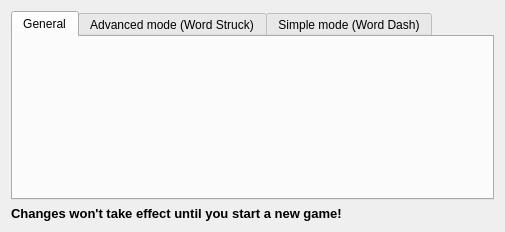
First picture: the form in screenplay/wordgrids/preferences.ui, repository domino14/aerolithdesktop, before the edit.
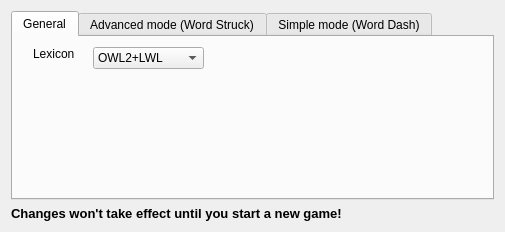
Second picture: the form after the edit.

Commit message: adding auto-scrolling for Dash, multiple lexicon support.

What changed in the file:
```diff
--- a/screenplay/wordgrids/preferences.ui
+++ b/screenplay/wordgrids/preferences.ui
@@ -34,6 +34,49 @@
       <attribute name="title">
        <string>General</string>
       </attribute>
+      <widget class="QComboBox" name="comboBoxLexicon">
+       <property name="geometry">
+        <rect>
+         <x>80</x>
+         <y>10</y>
+         <width>111</width>
+         <height>22</height>
+        </rect>
+       </property>
+       <item>
+        <property name="text">
+         <string>OWL2+LWL</string>
+        </property>
+       </item>
+       <item>
+        <property name="text">
+         <string>OSPD4</string>
+        </property>
+       </item>
+       <item>
+        <property name="text">
+         <string>CSW</string>
+        </property>
+       </item>
+       <item>
+        <property name="text">
+         <string>FISE</string>
+        </property>
+       </item>
+      </widget>
+      <widget class="QLabel" name="label_2">
+       <property name="geometry">
+        <rect>
+         <x>20</x>
+         <y>10</y>
+         <width>46</width>
+         <height>13</height>
+        </rect>
+       </property>
+       <property name="text">
+        <string>Lexicon</string>
+       </property>
+      </widget>
      </widget>
      <widget class="QWidget" name="tab_2">
       <attribute name="title">
```
The commit also changes 5 other files.
